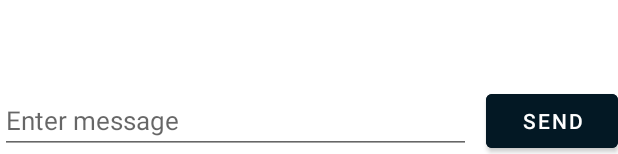
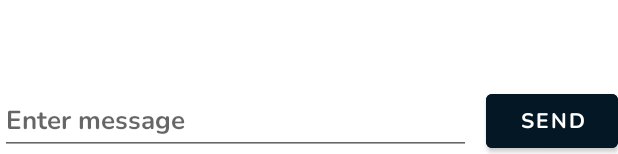
Before and after one commit to phuongthao-002/TheGodzilla_APP, an Android app: the layout activity_chat.xml on its own in the app's theme, with its tools: preview values and no code run, on a phone screen of 412 x 824 dp. Shown: the part 1079-1233 px from the top of the screen. Run offline under Robolectric (Android 15) with nearby library versions, the phone set to English and light mode, and no system bars.

Commit message:
change font

```diff
--- a/app/src/main/res/layout/activity_chat.xml
+++ b/app/src/main/res/layout/activity_chat.xml
@@ -24,6 +24,7 @@
             android:layout_width="match_parent"
             android:layout_height="wrap_content"
             android:hint="Enter message"
+            android:fontFamily="@font/nunitobold"
             android:textSize="17dp"
             android:textColor="#9F9F9F"
             android:layout_centerVertical="true"
@@ -34,6 +35,7 @@
             android:layout_centerVertical="true"
             android:layout_height="wrap_content"
             android:text="Send"
+            android:fontFamily="@font/nunitobold"
             android:backgroundTint="#031824"
             android:textColor="@color/white"
             android:layout_alignParentEnd="true"
```
